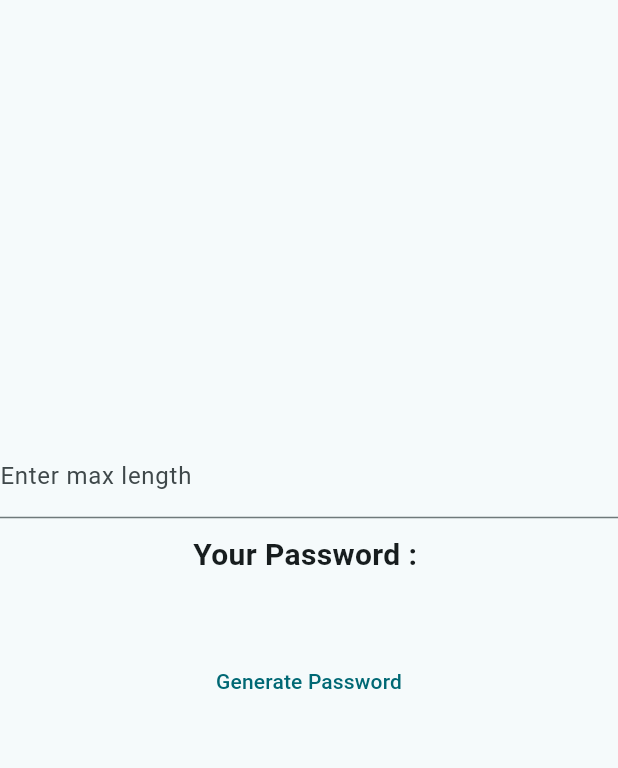
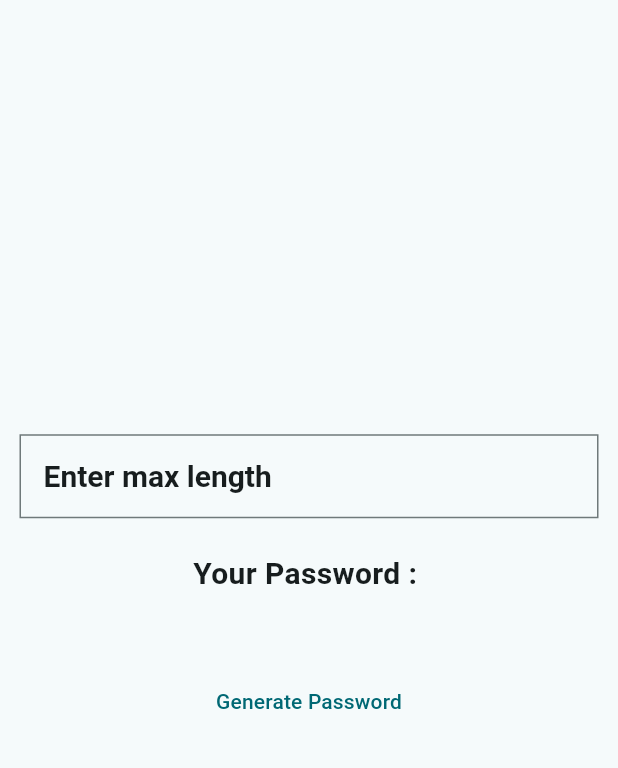
Before and after one commit to hk994512/Strong-Random-Password-Generator, a Flutter app: the screen it shows after launch, on a phone screen of 412 x 824 dp, the part 84-852 px from its top. Run offline on Flutter 3.47's test engine with Material 3 defaults, Android fonts, the phone set to English and light mode, and no system bars.

Commit message:
Update password_generater.dart

```diff
--- a/lib/password_generater.dart
+++ b/lib/password_generater.dart
@@ -50,7 +50,9 @@ class _RandomPasswordGeneraterState extends State<RandomPasswordGenerater> {
           child: Column(
             mainAxisAlignment: MainAxisAlignment.center,
             children: [
-              TextFormField(
+              Padding(
+                padding: const EdgeInsets.all(13.0),
+                child: TextFormField(
                   onChanged: (value) {
                     x = int.parse(value);
                   },
@@ -60,8 +62,22 @@ class _RandomPasswordGeneraterState extends State<RandomPasswordGenerater> {
                     }
                     return null;
                   },
-                decoration: const InputDecoration(
-                  label: Text("Enter max length"),
+                  decoration: InputDecoration(
+                      hintText: "Enter your desired length to produce password",
+                      label: const Text("Enter max length"),
+                      labelStyle: Theme.of(context)
+                          .textTheme
+                          .titleLarge!
+                          .copyWith(fontWeight: FontWeight.bold, fontSize: 20),
+                      focusedBorder: const OutlineInputBorder(
+                          borderRadius: BorderRadius.all(Radius.circular(20))),
+                      border: const OutlineInputBorder(
+                          borderRadius: BorderRadius.horizontal(
+                              left: Radius.zero, right: Radius.zero),
+                          borderSide: BorderSide(
+                              width: 100,
+                              style: BorderStyle.solid,
+                              color: Colors.black))),
                 ),
               ),
               const SizedBox(
```
Lines whose indentation alone changed are shown as unchanged.
